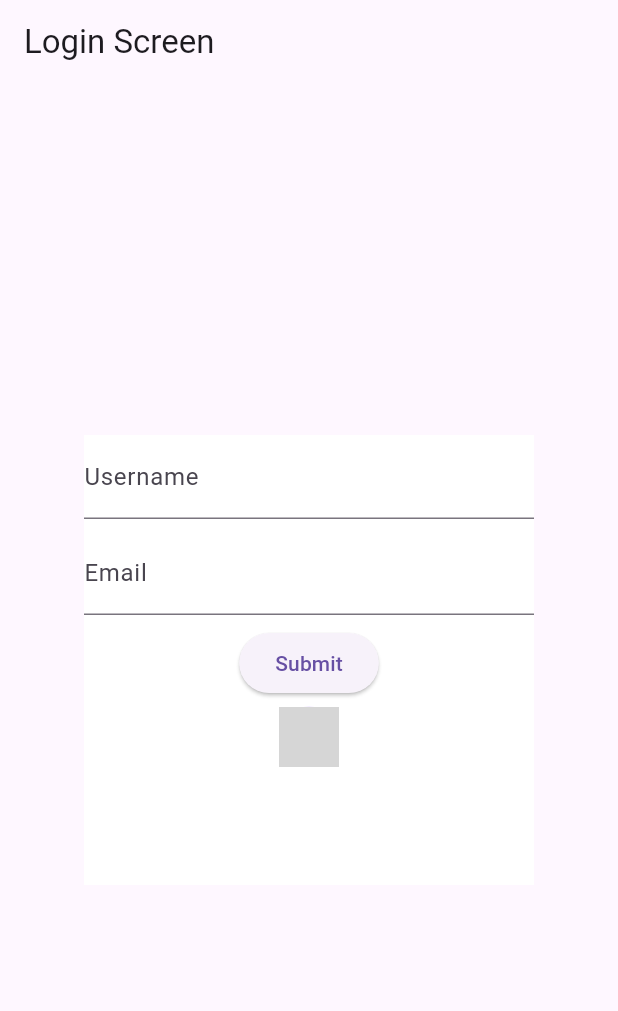
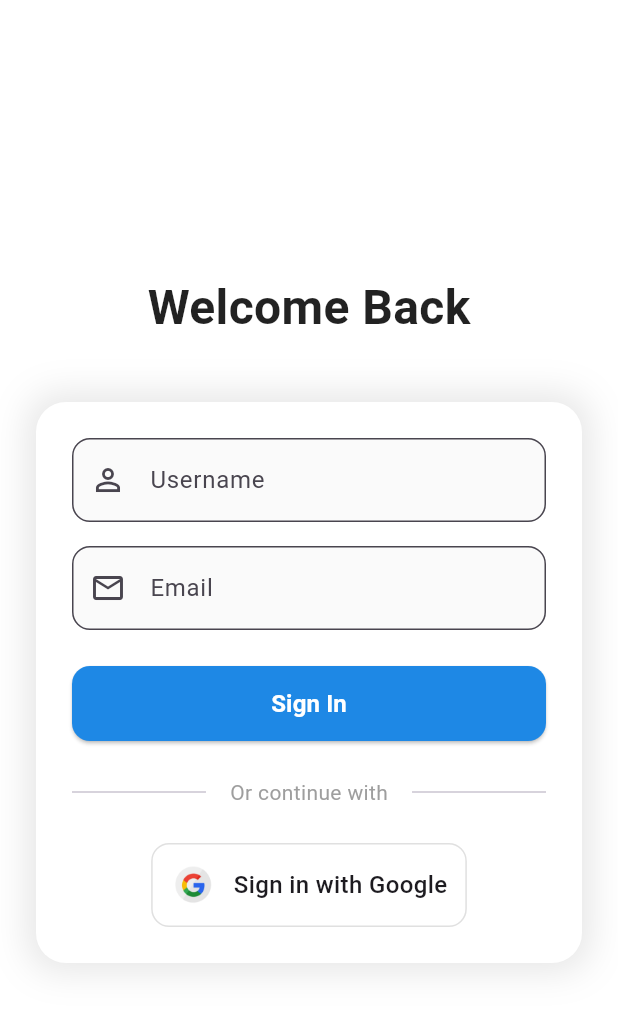
Before and after one commit to MossesAryo/flutter_new_app, a Flutter app: the screen it shows after launch, on a phone screen of 412 x 824 dp. Shown: the top 1011 px of the screen. Run offline on Flutter 3.47's test engine with Material 3 defaults, Android fonts, the phone set to English and light mode, and no system bars; our stand-ins replace firebase_auth, google_sign_in; accounts and stored records are empty; grey boxes are pictures that could not be loaded.

Commit message:
Improve Design

```diff
--- a/lib/screens/loginScreen.dart
+++ b/lib/screens/loginScreen.dart
@@ -1,12 +1,10 @@
 import 'package:firebase_auth/firebase_auth.dart';
-import 'package:flutter/cupertino.dart';
 import 'package:flutter/material.dart';
 import 'package:flutter_new_app/screens/homescreen.dart';
 import 'package:google_sign_in/google_sign_in.dart';
 
 class Loginscreen extends StatefulWidget {
   const Loginscreen({super.key});
-
   @override
   State<Loginscreen> createState() => _LoginscreenState();
 }
@@ -18,11 +16,11 @@ Future<void> signInWithGoogle(BuildContext context) async {
     scopes: ['email', 'profile'],
   );
 
+  try {
     GoogleSignInAccount? googleUser = await googleSignIn.signIn();
-  if (googleUser == null) return; // User canceled sign-in
+    if (googleUser == null) return;
 
     GoogleSignInAuthentication googleAuth = await googleUser.authentication;
-
     AuthCredential credential = GoogleAuthProvider.credential(
       accessToken: googleAuth.accessToken,
       idToken: googleAuth.idToken,
@@ -30,76 +28,200 @@ Future<void> signInWithGoogle(BuildContext context) async {
 
     UserCredential userCredential =
         await FirebaseAuth.instance.signInWithCredential(credential);
-
-  User? user = userCredential.user; // Get the authenticated user
+    User? user = userCredential.user;
 
     if (user != null) {
-    String? userName = user.displayName; // Get username
-    String? userEmail = user.email; // Get email
-
-    // Navigate to HomeScreen and pass the username & email
       Navigator.pushReplacement(
         context,
         MaterialPageRoute(
           builder: (context) => HomeScreen(
-                username: userName ?? "No Name",
-                email: userEmail ?? "No Email",
-              )),
+            username: user.displayName ?? "No Name",
+            email: user.email ?? "No Email",
+          ),
+        ),
+      );
+    }
+  } catch (e) {
+    ScaffoldMessenger.of(context).showSnackBar(
+      SnackBar(content: Text('Sign in failed. Please try again.')),
     );
   }
 }
 
 class _LoginscreenState extends State<Loginscreen> {
+  final _formKey = GlobalKey<FormState>();
+  final _usernameController = TextEditingController();
+  final _emailController = TextEditingController();
+
+  @override
+  void dispose() {
+    _usernameController.dispose();
+    _emailController.dispose();
+    super.dispose();
+  }
+
   @override
   Widget build(BuildContext context) {
     return Scaffold(
-        appBar: AppBar(
-          title: Text("Login Screen"),
-        ),
-        body: Center(
+      backgroundColor: Colors.white,
+      body: SafeArea(
+        child: Center(
+          child: SingleChildScrollView(
+            child: Padding(
+              padding: const EdgeInsets.all(24.0),
               child: Column(
                 mainAxisAlignment: MainAxisAlignment.center,
                 children: [
+                  // Logo or App Name
+                  Text(
+                    'Welcome Back',
+                    style: TextStyle(
+                      fontSize: 32,
+                      fontWeight: FontWeight.bold,
+                      color: Colors.black87,
+                    ),
+                  ),
+                  SizedBox(height: 40),
+
+                  // Login Form Card
                   Container(
-              width: 300,
-              height: 300,
-              decoration: BoxDecoration(color: Colors.white),
-              child: Expanded(
+                    constraints: BoxConstraints(maxWidth: 400),
+                    decoration: BoxDecoration(
+                      color: Colors.white,
+                      borderRadius: BorderRadius.circular(20),
+                      boxShadow: [
+                        BoxShadow(
+                          color: Colors.black.withOpacity(0.1),
+                          blurRadius: 20,
+                          spreadRadius: 5,
+                        ),
+                      ],
+                    ),
+                    child: Padding(
+                      padding: const EdgeInsets.all(24.0),
+                      child: Form(
+                        key: _formKey,
                         child: Column(
                           children: [
-                    TextField(
+                            TextFormField(
+                              controller: _usernameController,
                               decoration: InputDecoration(
-                      labelText: "Username",
-                    )),
+                                labelText: 'Username',
+                                prefixIcon: Icon(Icons.person_outline),
+                                border: OutlineInputBorder(
+                                  borderRadius: BorderRadius.circular(12),
+                                ),
+                                filled: true,
+                                fillColor: Colors.grey.shade50,
+                              ),
+                              validator: (value) {
+                                if (value?.isEmpty ?? true) {
+                                  return 'Please enter your username';
+                                }
+                                return null;
+                              },
+                            ),
+                            SizedBox(height: 16),
+                            TextFormField(
+                              controller: _emailController,
+                              decoration: InputDecoration(
+                                labelText: 'Email',
+                                prefixIcon: Icon(Icons.email_outlined),
+                                border: OutlineInputBorder(
+                                  borderRadius: BorderRadius.circular(12),
+                                ),
+                                filled: true,
+                                fillColor: Colors.grey.shade50,
+                              ),
+                              validator: (value) {
+                                if (value?.isEmpty ?? true) {
+                                  return 'Please enter your email';
+                                }
+                                return null;
+                              },
+                            ),
+                            SizedBox(height: 24),
                             SizedBox(
-                      height: 8,
+                              width: double.infinity,
+                              height: 50,
+                              child: ElevatedButton(
+                                onPressed: () {
+                                  if (_formKey.currentState?.validate() ??
+                                      false) {
+                                    // Handle login
+                                  }
+                                },
+                                style: ElevatedButton.styleFrom(
+                                  backgroundColor: Colors.blue.shade600,
+                                  foregroundColor: Colors.white,
+                                  shape: RoundedRectangleBorder(
+                                    borderRadius: BorderRadius.circular(12),
                                   ),
-                    TextField(
-                        decoration: InputDecoration(
-                      labelText: "Email",
-                    )),
-                    SizedBox(
-                      height: 8,
                                 ),
-                    ElevatedButton(onPressed: () {}, child: Text("Submit")),
-                    SizedBox(
-                      height: 5,
+                                child: Text(
+                                  'Sign In',
+                                  style: TextStyle(
+                                    fontSize: 16,
+                                    fontWeight: FontWeight.bold,
                                   ),
+                                ),
+                              ),
+                            ),
+                            SizedBox(height: 24),
+                            Row(
+                              children: [
+                                Expanded(child: Divider()),
+                                Padding(
+                                  padding: EdgeInsets.symmetric(horizontal: 16),
+                                  child: Text(
+                                    'Or continue with',
+                                    style: TextStyle(color: Colors.grey),
+                                  ),
+                                ),
+                                Expanded(child: Divider()),
+                              ],
+                            ),
+                            SizedBox(height: 24),
                             InkWell(
-                      onTap: () {
-                        signInWithGoogle(context);
-                      },
-                      child: CircleAvatar(
-                        radius: 20,
-                        backgroundImage: NetworkImage(
-                            'https://banner2.cleanpng.com/20180413/rfe/avfci721i.webp'),
+                              onTap: () => signInWithGoogle(context),
+                              child: Container(
+                                padding: EdgeInsets.all(12),
+                                decoration: BoxDecoration(
+                                  border:
+                                      Border.all(color: Colors.grey.shade300),
+                                  borderRadius: BorderRadius.circular(12),
                                 ),
-                    )
+                                child: Row(
+                                  mainAxisSize: MainAxisSize.min,
+                                  children: [
+                                    Image.asset(
+                                      'assets/google.png',
+                                      height: 30,
+                                      width: 30,
+                                    ),
+                                    SizedBox(width: 12),
+                                    Text(
+                                      'Sign in with Google',
+                                      style: TextStyle(
+                                        fontSize: 16,
+                                        fontWeight: FontWeight.w500,
+                                      ),
+                                    ),
                                   ],
                                 ),
                               ),
-            )
+                            ),
                           ],
-        )));
+                        ),
+                      ),
+                    ),
+                  ),
+                ],
+              ),
+            ),
+          ),
+        ),
+      ),
+    );
   }
 }
```
Also changed, not shown: pubspec.yaml (+3 -5 lines), assets/google.png (added). Lines whose indentation alone changed are shown as unchanged.
